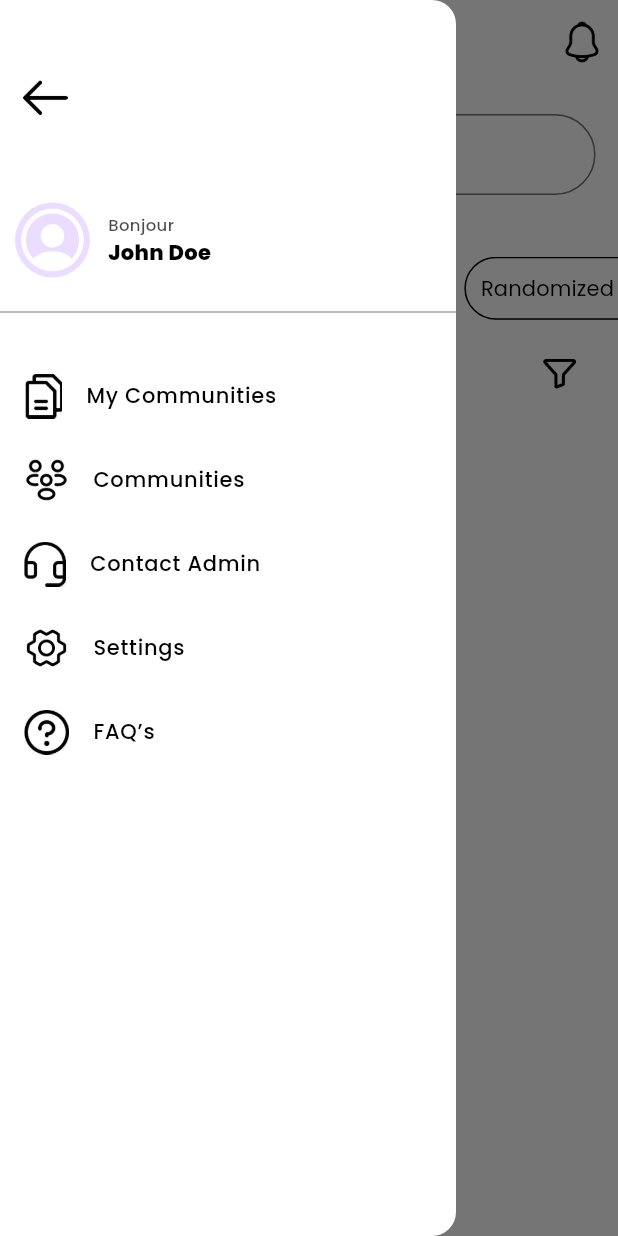
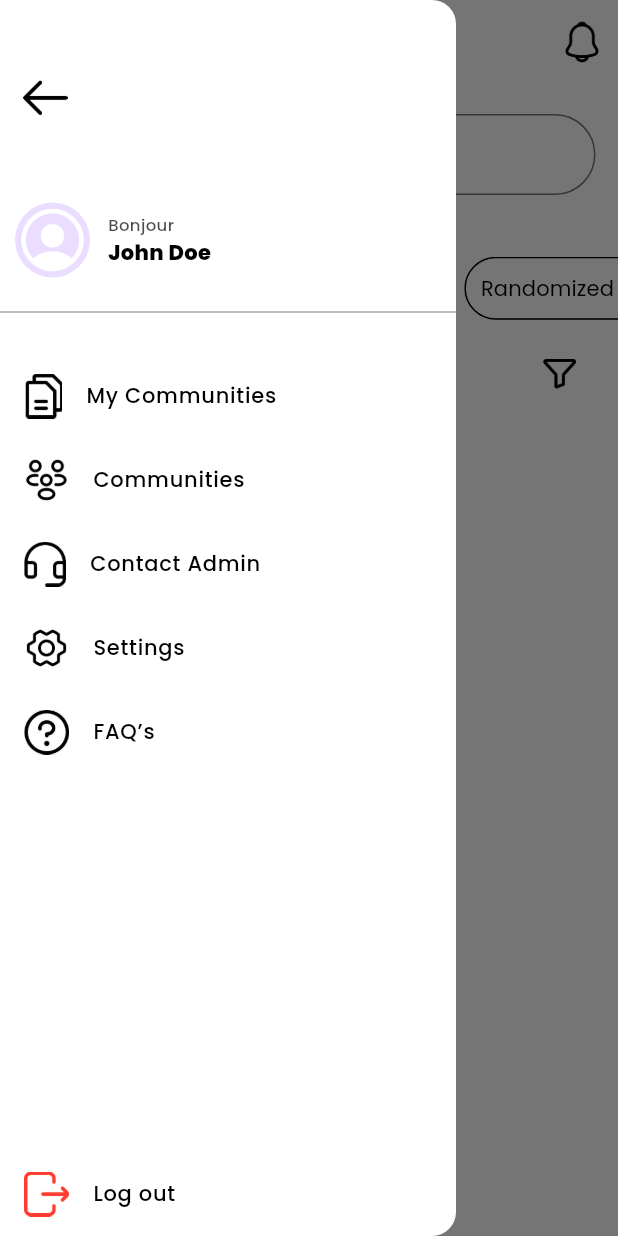
Before and after one commit to UasDevelope/civitante, a Flutter app: the HomeScreen screen opened directly, with the side drawer open, on a phone screen of 412 x 824 dp. Run offline on Flutter 3.47's test engine with Material 3 defaults, Android fonts, the light colour scheme and no system bars; our stand-ins replace dotted_border, firebase_core, firebase_storage, fl_chart, flutter_image_compress, fluttertoast and 10 more; missing offline and left inert: flutter_stripe; accounts and stored records are empty; network calls fail.

Commit message:
upate code

```diff
--- a/lib/App/Models/Post.dart
+++ b/lib/App/Models/Post.dart
@@ -1,6 +1,8 @@
 // Post Model (unchanged)
 class Post {
   final String id;
+  final String communityId;
+
   final String title;
   final String description;
   final List<String> tags;
@@ -14,6 +16,7 @@ class Post {
 
   Post({
     required this.id,
+    required this.communityId,
     required this.title,
     required this.description,
     required this.tags,
@@ -29,6 +32,7 @@ class Post {
   factory Post.fromJson(Map<String, dynamic> json) {
     return Post(
       id: json['_id'] ?? '',
+      communityId: json['communityId'] ?? '',
       title: json['title'] ?? '',
       description: json['description'] ?? '',
       tags: List<String>.from(json['tags'] ?? []),
--- a/lib/App/modules/auth/controller/auth_controller.dart
+++ b/lib/App/modules/auth/controller/auth_controller.dart
@@ -344,15 +344,15 @@ class AuthController extends GetxController {
     };
 
     var response = await HttpService.post('/login', data);
-
+    print(response);
     if (response != null && response['error'] == null) {
       ToastUtil.showToast(
         message: response['message'] ?? "Login successful!",
         backgroundColor: Colors.green,
       );
       loading.value = false;
-
-      PrefUtil.setString(PrefUtil.userId, response['user']['id']);
+      print('${response['token']}');
+      PrefUtil.setString(PrefUtil.userId, response['token']);
       // await SharedPreferencesHelper.saveUserId(response['user']['id']);
       //upgradeToPro();
       goToNext(AppRoutes.bottomNav);
--- a/lib/App/modules/drawer/view/drawer.dart
+++ b/lib/App/modules/drawer/view/drawer.dart
@@ -112,12 +112,12 @@ class CustomDrawer extends StatelessWidget {
 
           /// Logout button
 
-          // MenuItem(
-          //   imageColor: Color(0xffFF3B30),
-          //   imagePath: AppImages.logout,
-          //   title: AppStrings.log_out,
-          //   routeName: AppRoutes.login,
-          // ),
+          MenuItem(
+            imageColor: Color(0xffFF3B30),
+            imagePath: AppImages.logout,
+            title: AppStrings.log_out,
+            routeName: AppRoutes.login,
+          ),
         ],
       ),
     );
--- a/lib/App/service/http_service.dart
+++ b/lib/App/service/http_service.dart
@@ -1,4 +1,5 @@
 import 'dart:convert';
+import 'package:civitante/App/utilse/constant.dart';
 import 'package:http/http.dart' as http;
 
 class HttpService {
@@ -13,6 +14,7 @@ class HttpService {
         url,
         headers: {
           'Content-Type': 'application/json',
+          'Authorization': 'Bearer ${AppConstant().userID}',
         },
         body: jsonEncode(data),
       );
@@ -27,7 +29,13 @@ class HttpService {
     final url = Uri.parse('$_baseUrl$endpoint');
     print('here is url $url');
     try {
-      final response = await http.get(url);
+      final response = await http.get(
+        url,
+        headers: {
+          'Content-Type': 'application/json',
+          'Authorization': 'Bearer ${AppConstant().userID}',
+        },
+      );
       return _processResponse(response);
     } catch (e) {
       return {'error': 'Something went wrong', 'details': e.toString()};
@@ -41,6 +49,7 @@ class HttpService {
         url,
         headers: {
           'Content-Type': 'application/json',
+          'Authorization': 'Bearer ${AppConstant().userID}',
         },
         body: jsonEncode(data),
       );
--- a/lib/App/shared/app_textform_field.dart
+++ b/lib/App/shared/app_textform_field.dart
@@ -25,7 +25,7 @@ Widget customTextFormField({
   int? maxLines, // Optional maxLines parameter (null for unlimited lines)
 }) {
   return TextFormField(
-    maxLines: maxLines,
+    //  maxLines: maxLines,
     controller: controller,
     keyboardType: keyboardType == TextInputType.text
         ? TextInputType.multiline // Allow multiline input
```
Also changed, not shown: lib/App/modules/PostsDetails/view/posts_details_screen.dart (+0 -7 lines).
